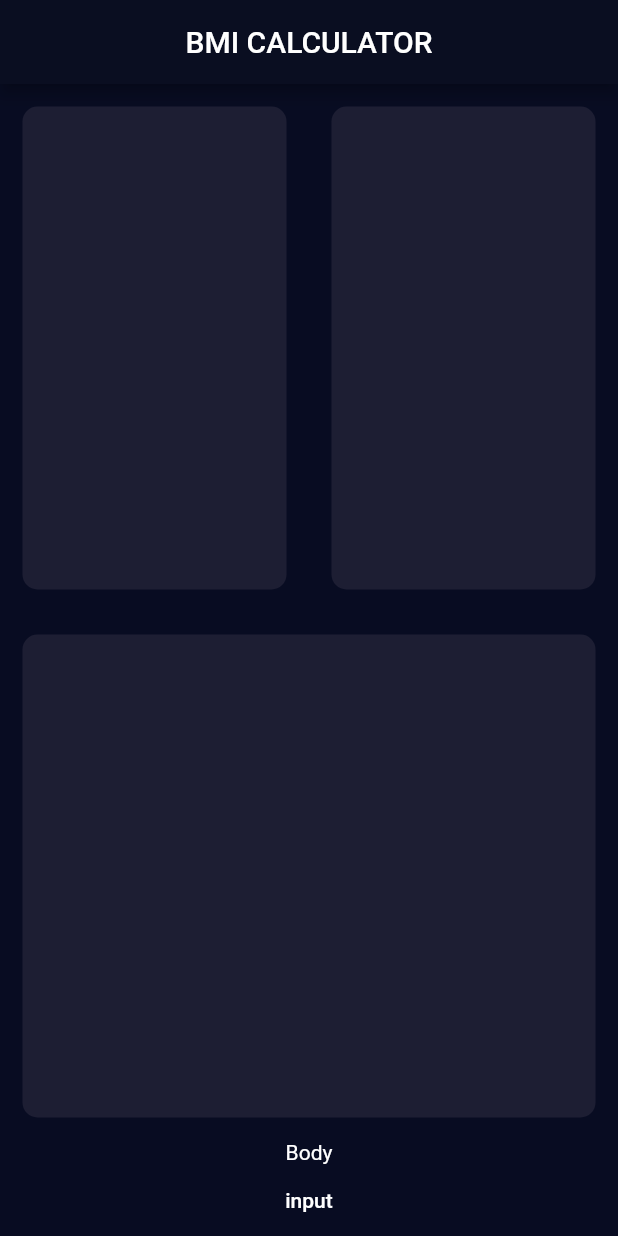
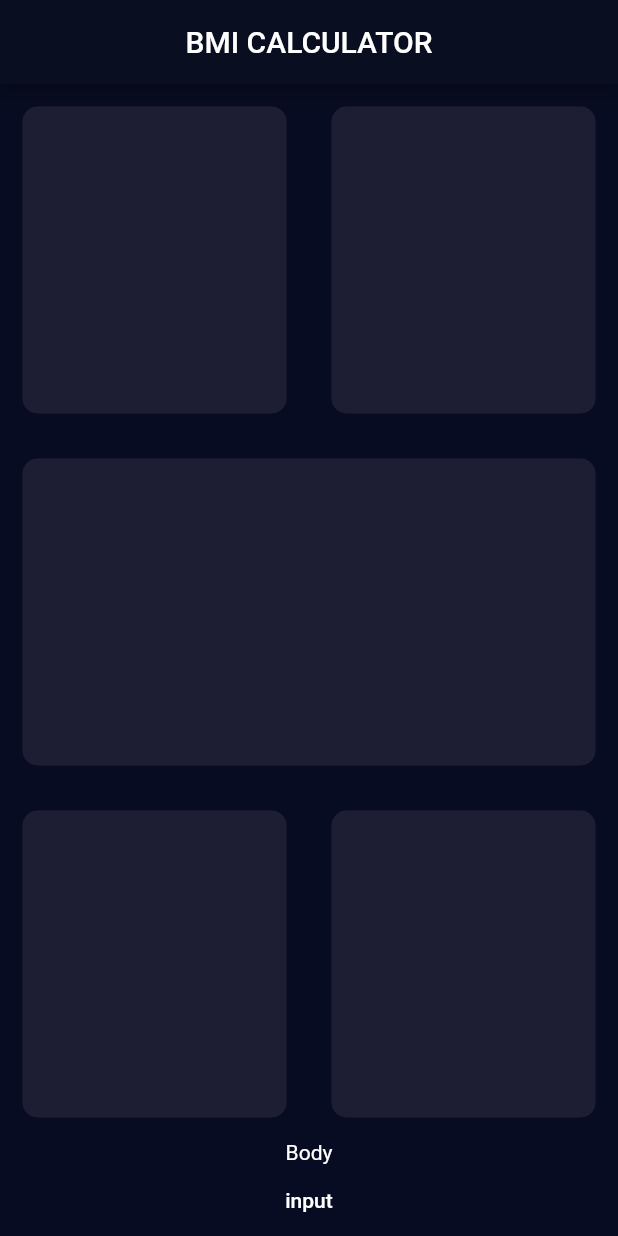
Before and after one commit to Naxalov/BMICALCULATOR, a Flutter app: the screen it shows after launch, on a phone screen of 412 x 824 dp. Run offline on Flutter 3.47's test engine with Material 2 defaults, Android fonts, the phone set to English and light mode, and no system bars; our stand-ins replace font_awesome_flutter.

Commit message:
add layout

```diff
--- a/lib/screen/inputPage.dart
+++ b/lib/screen/inputPage.dart
@@ -45,6 +45,28 @@ class _InputPageState extends State<InputPage> {
                   color: Color(0xFF1D1E33),
                   borderRadius: BorderRadius.circular(10.0)),
             )),
+            Expanded(
+              child: Row(
+                children: <Widget>[
+                  Expanded(
+                    child: Container(
+                      margin: EdgeInsets.all(15.0),
+                      decoration: BoxDecoration(
+                          color: Color(0xFF1D1E33),
+                          borderRadius: BorderRadius.circular(10.0)),
+                    ),
+                  ),
+                  Expanded(
+                    child: Container(
+                      margin: EdgeInsets.all(15.0),
+                      decoration: BoxDecoration(
+                          color: Color(0xFF1D1E33),
+                          borderRadius: BorderRadius.circular(10.0)),
+                    ),
+                  ),
+                ],
+              ),
+            ),
             Text('Body'),
             FlatButton(
               child: Text('input'),
```
